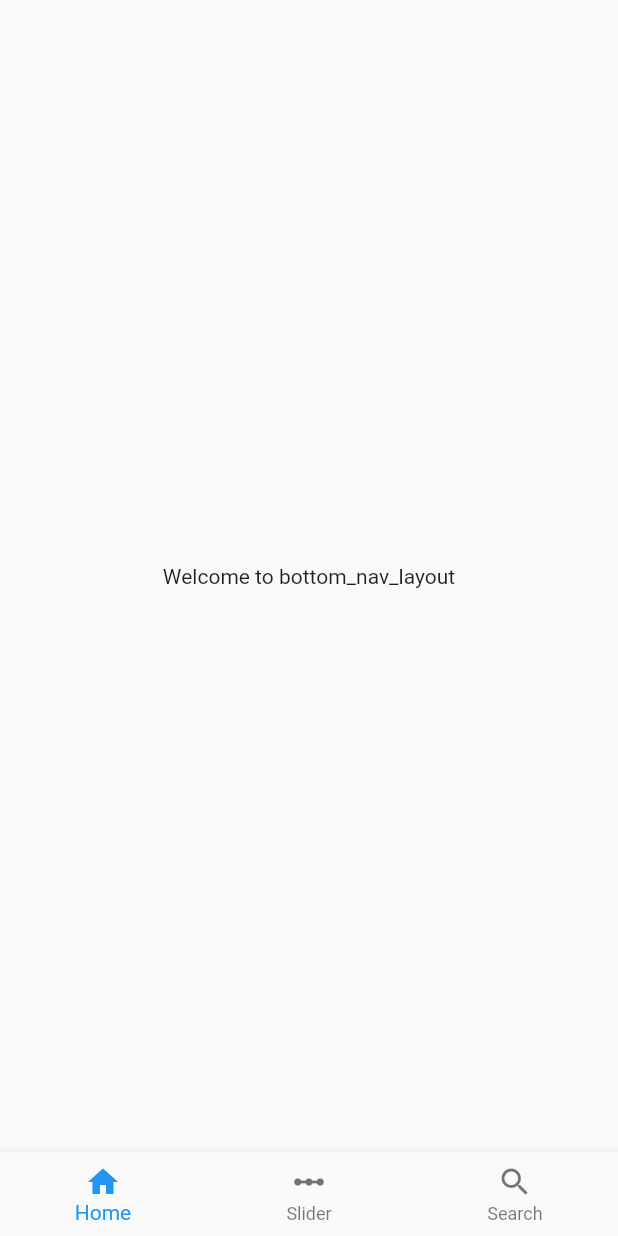
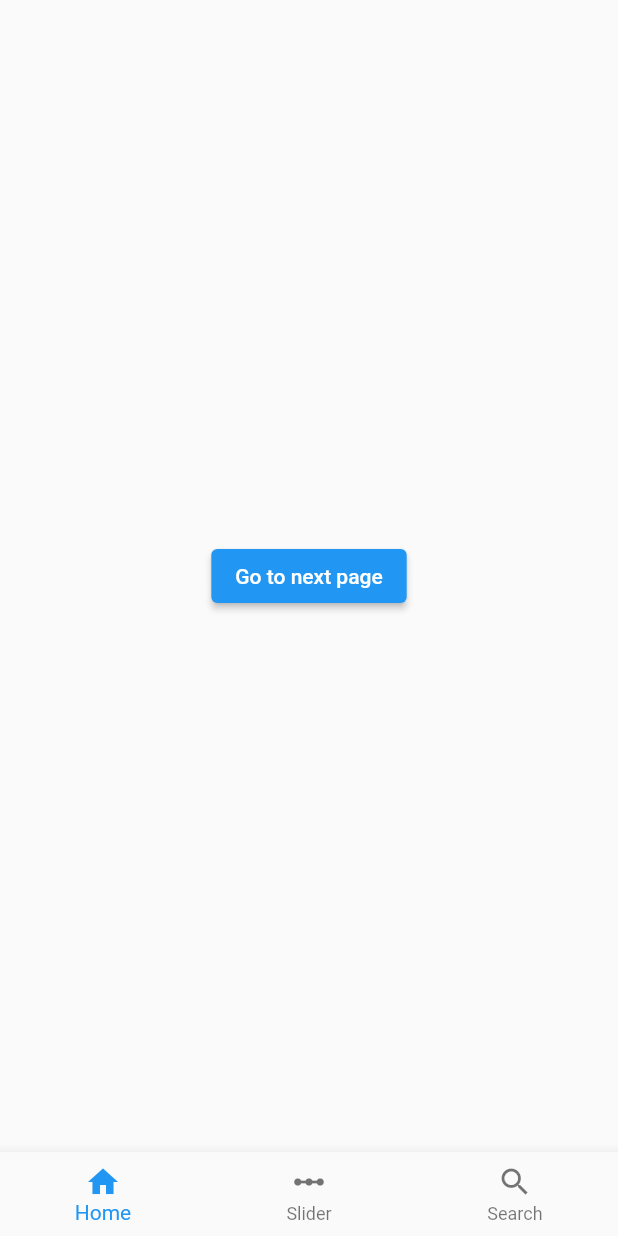
Before and after one commit to mt-akar/bottom_nav_layout, a Flutter app: the screen it shows after launch, on a phone screen of 412 x 824 dp. Run offline on Flutter 3.47's test engine with Material 2 defaults, Android fonts, the phone set to English and light mode, and no system bars; our stand-ins replace convex_bottom_bar, flutter_snake_navigationbar, google_nav_bar, salomon_bottom_bar, sliding_clipped_nav_bar, water_drop_nav_bar; missing offline and left inert: bottom_bar_with_sheet.

Commit message:
Page back stack example updated

```diff
--- a/example/lib/examples/page_back_stack_example.dart
+++ b/example/lib/examples/page_back_stack_example.dart
@@ -1,42 +1,59 @@
 import 'package:bottom_nav_layout/bottom_nav_layout.dart';
-import 'package:example/pages/slider_page.dart';
 import 'package:flutter/material.dart';
 
-class QuickStartApp extends StatelessWidget {
+class PageBackStackExample extends StatefulWidget {
+  @override
+  _PageBackStackExampleState createState() => _PageBackStackExampleState();
+}
+
+class _PageBackStackExampleState extends State<PageBackStackExample> {
+  // There are 5 prebuilt stack implementations
+  // StandardPageStack: Normal stack behavior.
+  // NoPageStack: Pop before pushing.
+  // FirstAndLastPageStack: If there are 2 items on the stack, pop before pushing.
+  // ReorderToFrontPageStack: When a page that is already on the stack is pushed, pop the previous one.
+  // ReorderToFrontExceptFirstPageStack: Rules same as ReorderToFrontPageStack except the first element (default page).
+  //
+  // You can also implement your own using the guide on "extensions/extend_page_stack.dart"
+  //
+  // Default for Android: ReorderToFrontPageStack(initialPage: 0)
+  // Default for iOS: NoPageStack(initialPage: 0)
+  var myPageStack = FirstAndLastPageStack(initialPage: 0);
+
   @override
   Widget build(BuildContext context) {
     return BottomNavLayout(
       pages: [
-        (_) => Center(child: Text("Welcome to bottom_nav_layout")),
-        (_) => SliderPage(),
         (_) => Center(
-            child: TextField(decoration: InputDecoration(hintText: 'Go..'))),
+              child: ElevatedButton(
+                onPressed: () => setState(() => myPageStack.push(1)),
+                child: Text("Go to next page"),
+              ),
+            ),
+        (_) => Center(
+              child: ElevatedButton(
+                onPressed: () => setState(() => myPageStack.push(2)),
+                child: Text("Go to next page"),
+              ),
+            ),
+        (_) => Center(
+              child: ElevatedButton(
+                onPressed: () => setState(() => myPageStack.push(0)),
+                child: Text("Go to next page"),
+              ),
+            ),
       ],
       bottomNavigationBar: (currentIndex, onTap) => BottomNavigationBar(
         currentIndex: currentIndex,
         onTap: (index) => onTap(index), // onTap: onTap,
         items: [
           BottomNavigationBarItem(icon: Icon(Icons.home), label: 'Home'),
-          BottomNavigationBarItem(
-              icon: Icon(Icons.linear_scale), label: 'Slider'),
+          BottomNavigationBarItem(icon: Icon(Icons.linear_scale), label: 'Slider'),
           BottomNavigationBarItem(icon: Icon(Icons.search), label: 'Search'),
         ],
       ),
-
-      // There are 5 prebuilt stack implementations
-      // StandardPageStack: Normal stack behavior.
-      // NoPageStack: Pop before pushing.
-      // FirstAndLastPageStack: If there are 2 items on the stack, pop before pushing.
-      // ReorderToFrontPageStack: When a page that is already on the stack is pushed, pop the previous one.
-      // ReorderToFrontExceptFirstPageStack: Rules same as ReorderToFrontPageStack except the first element (default page).
-      //
-      // You can also implement your own using the guide on "extensions/extend_page_stack.dart"
-      //
-      // Default for Android: ReorderToFrontPageStack(initialPage: 0)
-      // Default for iOS: NoPageStack(initialPage: 0)
-      //
       // Set the page back stack like so
-      pageStack: ReorderToFrontPageStack(initialPage: 0),
+      pageStack: myPageStack,
     );
   }
 }
--- a/example/lib/main.dart
+++ b/example/lib/main.dart
@@ -5,6 +5,7 @@ import 'package:flutter/material.dart';
 import 'examples/app_in_demo.dart';
 import 'examples/different_bottom_bars_example.dart';
 import 'examples/navigation_example.dart';
+import 'examples/page_back_stack_example.dart';
 import 'examples/page_transition_example.dart';
 import 'examples/quick_start.dart';
 import 'pages/slider_page.dart';
@@ -12,13 +13,14 @@ import 'pages/slider_page.dart';
 var quickStartExample = QuickStartExample();
 var allParametersExample = AllParametersExample();
 var pageTransitionExample = PageTransitionExample();
+var pageBackStackExample = PageBackStackExample();
 var navigationExample = NavigationExample();
 var differentBottomBarsExample = DifferentBottomBarsExample();
 var appInDemo = AppInDemo();
 
 void main() => runApp(MaterialApp(
       // Change the example from here
-      home: allParametersExample,
+      home: pageBackStackExample,
     ));
 
 /// README: https://github.com/m-azyoksul/bottom_nav_layout/blob/main/README.md#parameters
```
